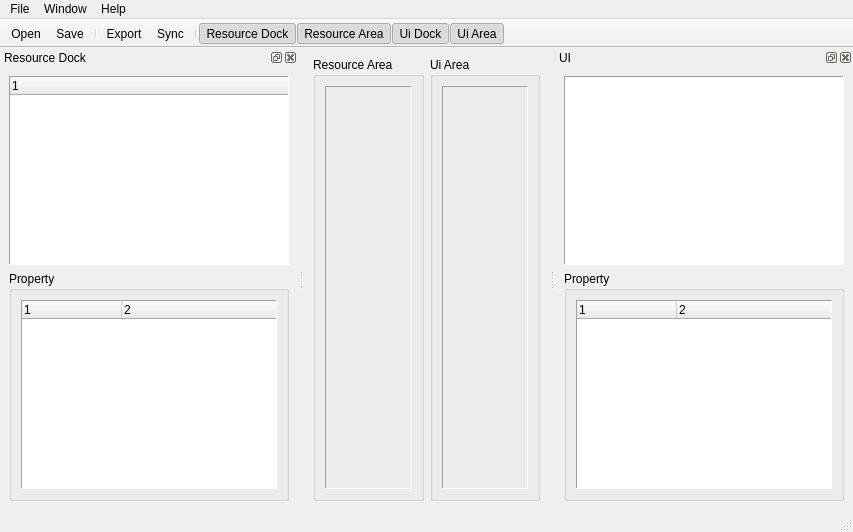
Old version of the form code/yeditor/res/main.ui in the repository EJPasco/yam.
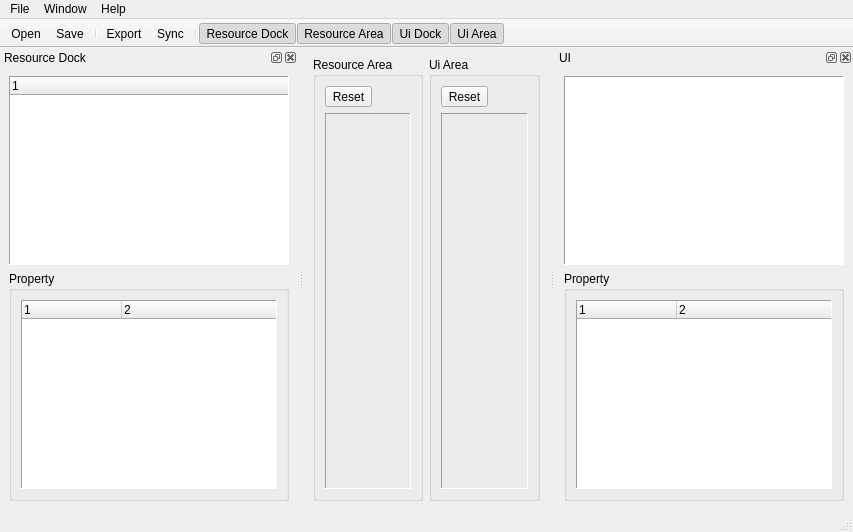
New version of the form. Custom widgets are drawn as their Qt base class.

Commit message: update - convert widget to property - add external property to widget - add qt tree

Patch:
```diff
--- a/code/yeditor/res/main.ui
+++ b/code/yeditor/res/main.ui
@@ -21,8 +21,38 @@
        <string>Resource Area</string>
       </property>
       <layout class="QVBoxLayout" name="verticalLayout_8">
+       <item>
+        <layout class="QHBoxLayout" name="resAreaBtnLayout">
+         <item>
+          <widget class="QToolButton" name="resAreaResetBtn">
+           <property name="text">
+            <string>Reset</string>
+           </property>
+          </widget>
+         </item>
+         <item>
+          <spacer name="horizontalSpacer_2">
+           <property name="orientation">
+            <enum>Qt::Horizontal</enum>
+           </property>
+           <property name="sizeHint" stdset="0">
+            <size>
+             <width>40</width>
+             <height>20</height>
+            </size>
+           </property>
+          </spacer>
+         </item>
+        </layout>
+       </item>
        <item>
         <widget class="YCQUiArea" name="resArea">
+         <property name="sizePolicy">
+          <sizepolicy hsizetype="Preferred" vsizetype="Expanding">
+           <horstretch>0</horstretch>
+           <verstretch>0</verstretch>
+          </sizepolicy>
+         </property>
          <property name="frameShape">
           <enum>QFrame::Panel</enum>
          </property>
@@ -40,8 +70,38 @@
        <string>Ui Area</string>
       </property>
       <layout class="QVBoxLayout" name="verticalLayout_9">
+       <item>
+        <layout class="QHBoxLayout" name="uiAreaBtnLayout">
+         <item>
+          <widget class="QToolButton" name="uiAreaResetBtn">
+           <property name="text">
+            <string>Reset</string>
+           </property>
+          </widget>
+         </item>
+         <item>
+          <spacer name="horizontalSpacer">
+           <property name="orientation">
+            <enum>Qt::Horizontal</enum>
+           </property>
+           <property name="sizeHint" stdset="0">
+            <size>
+             <width>40</width>
+             <height>20</height>
+            </size>
+           </property>
+          </spacer>
+         </item>
+        </layout>
+       </item>
        <item>
         <widget class="YCQUiArea" name="uiArea">
+         <property name="sizePolicy">
+          <sizepolicy hsizetype="Preferred" vsizetype="Expanding">
+           <horstretch>0</horstretch>
+           <verstretch>0</verstretch>
+          </sizepolicy>
+         </property>
          <property name="frameShape">
           <enum>QFrame::Panel</enum>
          </property>
@@ -417,6 +477,11 @@
     <signal>visibilityChanged(bool)</signal>
    </slots>
   </customwidget>
+  <customwidget>
+   <class>YCQUiTree</class>
+   <extends>QTreeWidget</extends>
+   <header>quitree.h</header>
+  </customwidget>
  </customwidgets>
  <resources/>
  <connections>
```
Left out of the diff: 39 changed lines with no effect on the pictures. The commit also changes 21 other files.
